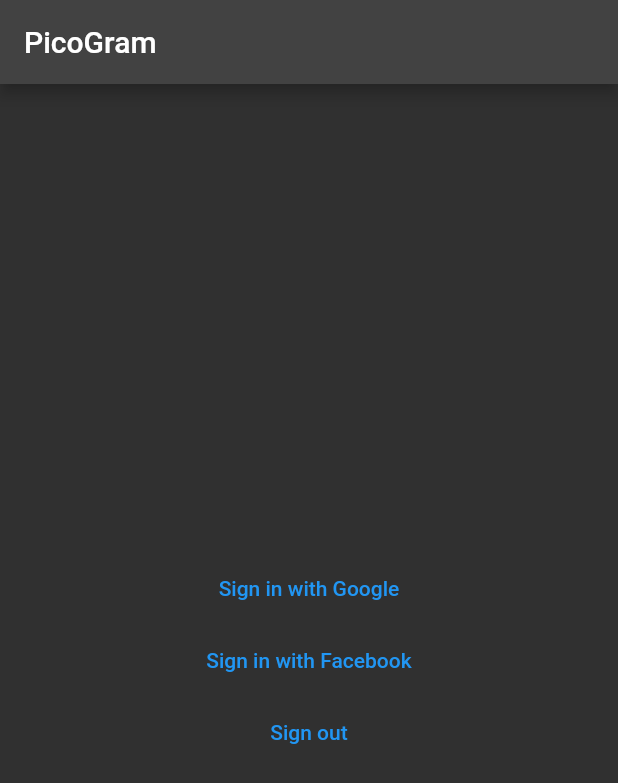
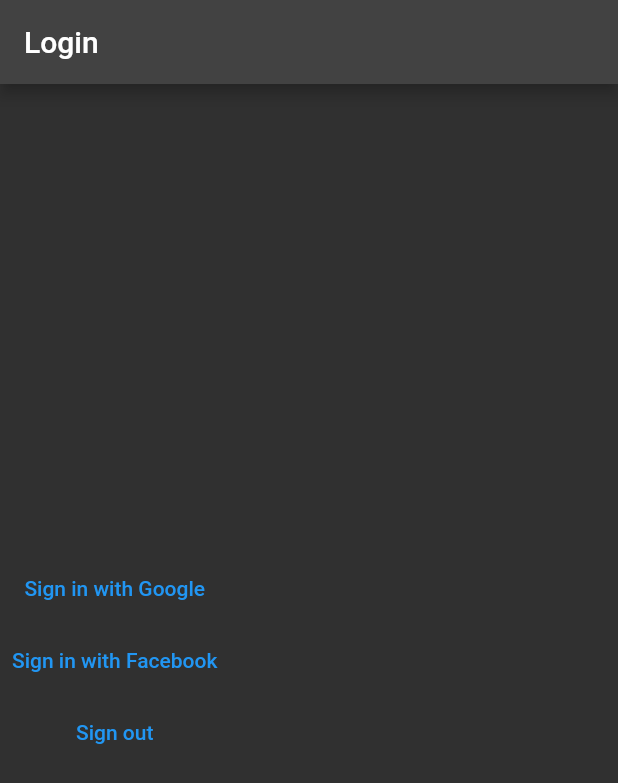
Before and after one commit to xsadra/fun-flutter, a Flutter app: the screen it shows after launch, after a tap on "Sign in with Google", on a phone screen of 412 x 824 dp. Shown: the top 783 px of the screen. Run offline on Flutter 3.47's test engine with Material 2 defaults, Android fonts, the phone set to English and light mode, and no system bars; our stand-ins replace cloud_firestore, firebase_auth, firebase_core, flutter_riverpod, google_sign_in, hooks_riverpod; missing offline and left inert: flutter_facebook_auth; accounts and stored records are empty; generated files the repository leaves out were written again.

Commit message:
[Riverpod2x][PicoGram] Add riverpod providers

```diff
--- a/Riverpod/Vandad/Riverpod2.x/picogram/lib/main.dart
+++ b/Riverpod/Vandad/Riverpod2.x/picogram/lib/main.dart
@@ -1,8 +1,10 @@
 import 'package:flutter/material.dart';
 import 'package:hooks_riverpod/hooks_riverpod.dart';
 import 'package:firebase_core/firebase_core.dart';
-import 'package:picogram/state/auth/backend/authenticator.dart';
 import 'firebase_options.dart';
+import 'state/auth/backend/authenticator.dart';
+import 'state/auth/providers/auth_state_provider.dart';
+import 'state/auth/providers/is_logged_in_provider.dart';
 
 extension Log on Object {
   void log([String? message]) {
@@ -31,13 +33,18 @@ class MyApp extends StatelessWidget {
       darkTheme: ThemeData.dark(),
       themeMode: ThemeMode.dark,
       debugShowCheckedModeBanner: false,
-      home: const HomePage(),
+      home: Consumer(
+        builder: (BuildContext context, WidgetRef ref, Widget? child) {
+          final isLoggedIn = ref.watch(isLoggedInProvider);
+          return isLoggedIn ? const MainView() : const LoginView();
+        },
+      ),
     );
   }
 }
 
-class HomePage extends ConsumerWidget {
-  const HomePage({
+class MainView extends ConsumerWidget {
+  const MainView({
     Key? key,
   }) : super(key: key);
 
@@ -46,35 +53,52 @@ class HomePage extends ConsumerWidget {
     return Scaffold(
       appBar: AppBar(
         title: const Text('PicoGram'),
+        actions: [
+          IconButton(
+            icon: const Icon(Icons.logout),
+            onPressed: () {
+              ref.read(authStateProvider.notifier).logout();
+            },
           ),
-      body: Center(
-        child: Column(
+        ],
+      ),
+      body: const Center(),
+    );
+  }
+}
+
+class LoginView extends ConsumerWidget {
+  const LoginView({
+    Key? key,
+  }) : super(key: key);
+
+  @override
+  Widget build(BuildContext context, WidgetRef ref) {
+    ref.watch(authStateProvider).result?.log('authStateProvider');
+    return Scaffold(
+      appBar: AppBar(
+        title: const Text('Login'),
+      ),
+      body: Column(
         mainAxisAlignment: MainAxisAlignment.center,
         children: [
           TextButton(
-              onPressed: () async {
-                final result = await Authenticator().logInWithGoogle();
-                result.log('Google sign in result');
-              },
+            onPressed: ref.read(authStateProvider.notifier).loginWithGoogle,
             child: const Text('Sign in with Google'),
           ),
           TextButton(
-              onPressed: () async {
-                final result = await Authenticator().loginWithFacebook();
-                result.log('Facebook sign in result');
-              },
+            onPressed: ref.read(authStateProvider.notifier).loginWithFacebook,
             child: const Text('Sign in with Facebook'),
           ),
           TextButton(
             onPressed: () async {
-                await Authenticator().signOut();
+              await const Authenticator().signOut();
               log('Signed out');
             },
             child: const Text('Sign out'),
           ),
         ],
       ),
-      ),
     );
   }
 }
--- /dev/null
+++ b/Riverpod/Vandad/Riverpod2.x/picogram/lib/state/auth/providers/auth_state_provider.dart
@@ -0,0 +1,8 @@
+import 'package:hooks_riverpod/hooks_riverpod.dart';
+
+import '../models/auth_state.dart';
+import '../notifiers/auth_state_notifier.dart';
+
+final authStateProvider = StateNotifierProvider<AuthStateNotifier, AuthState>(
+  (_) => AuthStateNotifier(),
+);
--- /dev/null
+++ b/Riverpod/Vandad/Riverpod2.x/picogram/lib/state/auth/providers/is_logged_in_provider.dart
@@ -0,0 +1,9 @@
+import 'package:hooks_riverpod/hooks_riverpod.dart';
+
+import '../models/auth_result.dart';
+import 'auth_state_provider.dart';
+
+final isLoggedInProvider = Provider<bool>((ref) {
+  final authState = ref.watch(authStateProvider);
+  return authState.result == AuthResult.success;
+});
```
Also changed, not shown: Riverpod/Vandad/Riverpod2.x/picogram/lib/state/auth/providers/user_id_provider.dart (added, +9 -0 lines). Lines whose indentation alone changed are shown as unchanged.
